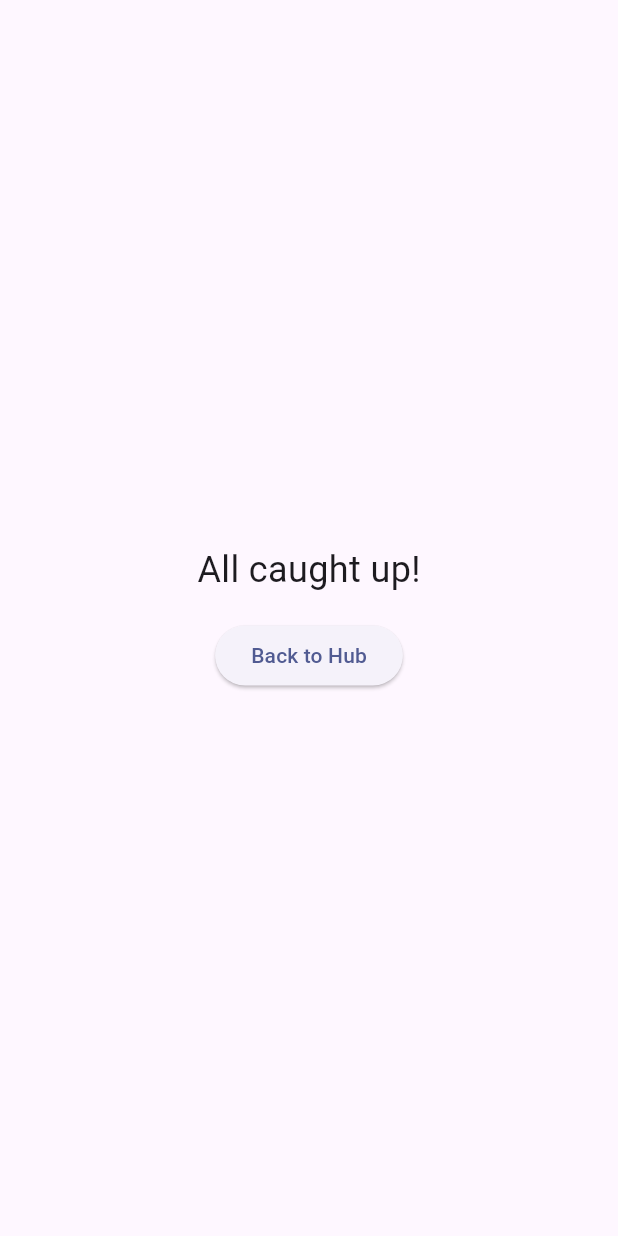
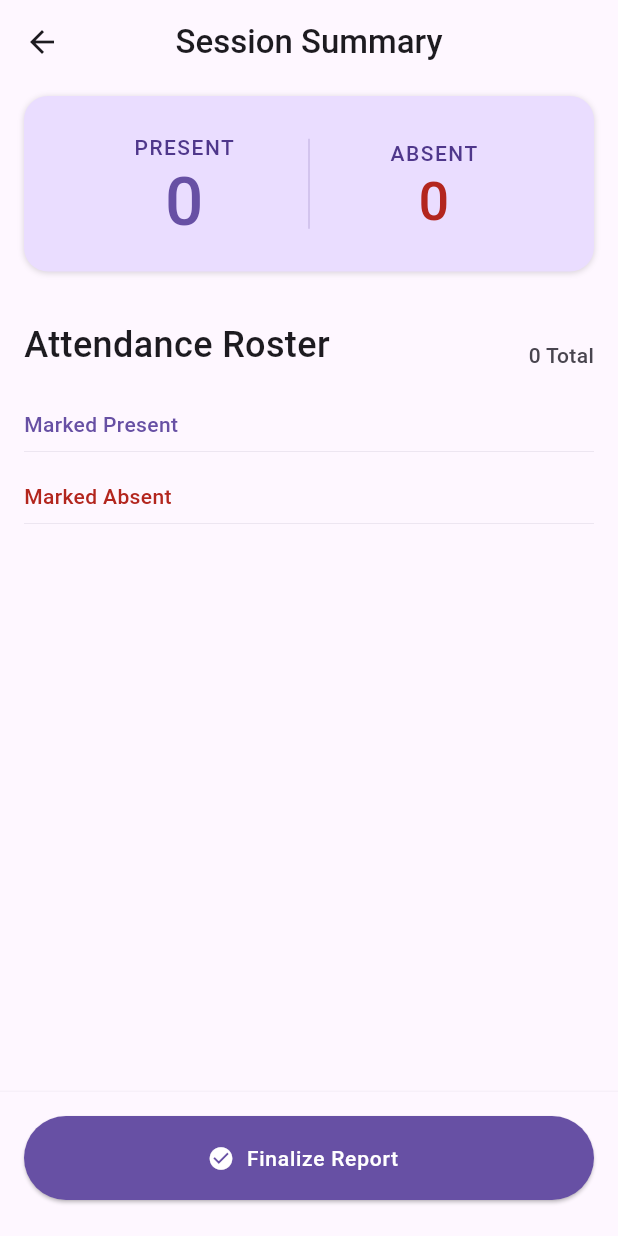
Before and after one commit to Shir0o/attd, a Flutter app: the AttendanceDeckPage screen opened directly with empty values, on a phone screen of 412 x 824 dp. Run offline on Flutter 3.47's test engine with Material 3 defaults, Android fonts, the phone set to English and light mode, and no system bars; our stand-ins replace cloud_firestore, firebase_auth, google_generative_ai, google_sign_in, share_plus; missing offline and left inert: extension_google_sign_in_as_googleapis_auth, googleapis; accounts and stored records are empty; Roboto replaces fonts that are missing (IBM Plex Sans).

Commit message:
feat(attendance): add session summary page
- Created `SessionSummaryPage` to display attendance summary after swipe deck completion.
- Added `SessionSummaryPage` to `attendance_deck_page.dart` flow.
- Implemented attendance statistics card.
- Implemented roster list with sticky headers for Present/Absent sections.
- Enabled toggling attendance status from the summary page.
- Added finalization button to return to the Hub.
- Matched design specifications (colors, layout).

Co-authored-by: Shir0o <17852255+Shir0o@users.noreply.github.com>

```diff
--- a/lib/features/attendance/presentation/attendance_deck_page.dart
+++ b/lib/features/attendance/presentation/attendance_deck_page.dart
@@ -6,6 +6,7 @@ import '../../../../data/session_repository.dart';
 import '../models/attendance_status.dart';
 import '../models/member.dart';
 import 'add_guest_sheet.dart';
+import 'session_summary_page.dart';
 import 'swipeable_card.dart';
 
 class AttendanceDeckPage extends StatefulWidget {
@@ -182,25 +183,10 @@ class _AttendanceDeckPageState extends State<AttendanceDeckPage> {
   @override
   Widget build(BuildContext context) {
     if (_currentIndex >= widget.members.length) {
-      // Done state
-      return Scaffold(
-        backgroundColor: surfaceColor,
-        body: Center(
-          child: Column(
-            mainAxisAlignment: MainAxisAlignment.center,
-            children: [
-              const Text(
-                'All caught up!',
-                style: TextStyle(fontSize: 24, color: onSurfaceColor),
-              ),
-              const SizedBox(height: 16),
-              ElevatedButton(
-                onPressed: () => Navigator.of(context).pop(),
-                child: const Text('Back to Hub'),
-              ),
-            ],
-          ),
-        ),
+      return SessionSummaryPage(
+        session: _currentSession,
+        members: widget.members,
+        sessionRepository: widget.sessionRepository,
       );
     }
 
--- /dev/null
+++ b/lib/features/attendance/presentation/session_summary_page.dart
@@ -0,0 +1,497 @@
+import 'package:flutter/material.dart';
+import '../../../../data/session.dart';
+import '../../../../data/session_record.dart';
+import '../../../../data/session_repository.dart';
+import '../models/attendance_status.dart';
+import '../models/member.dart';
+
+class SessionSummaryPage extends StatefulWidget {
+  const SessionSummaryPage({
+    super.key,
+    required this.session,
+    required this.members,
+    required this.sessionRepository,
+  });
+
+  final Session session;
+  final List<Member> members;
+  final SessionRepository sessionRepository;
+
+  @override
+  State<SessionSummaryPage> createState() => _SessionSummaryPageState();
+}
+
+class _SessionSummaryPageState extends State<SessionSummaryPage> {
+  late Session _currentSession;
+
+  // Colors from design spec
+  static const primaryColor = Color(0xFF6750A4);
+  static const onPrimaryColor = Color(0xFFFFFFFF);
+  static const primaryContainerColor = Color(0xFFEADDFF);
+  static const onPrimaryContainerColor = Color(0xFF4F378B);
+  static const surfaceColor = Color(0xFFFEF7FF);
+  static const onSurfaceColor = Color(0xFF1D1B20);
+  static const surfaceVariantColor = Color(0xFFE7E0EC);
+  static const onSurfaceVariantColor = Color(0xFF49454F);
+  static const errorColor = Color(0xFFB3261E);
+
+  @override
+  void initState() {
+    super.initState();
+    _currentSession = widget.session;
+  }
+
+  Future<void> _toggleAttendance(Member member, bool isPresent) async {
+    final status = isPresent ? AttendanceStatus.present : AttendanceStatus.absent;
+    final attendeeName = member.displayName;
+
+    final newRecord = SessionRecord(
+      attendee: attendeeName,
+      status: status,
+      recordedAt: DateTime.now(),
+      recordedBy: 'User', // Placeholder
+    );
+
+    // Update session locally
+    final updatedRecords = List<SessionRecord>.from(_currentSession.records);
+    final existingIndex = updatedRecords.indexWhere(
+      (r) => r.attendee == attendeeName,
+    );
+    if (existingIndex != -1) {
+      updatedRecords[existingIndex] = newRecord;
+    } else {
+      updatedRecords.add(newRecord);
+    }
+
+    final updatedSession = _currentSession.copyWith(
+      records: updatedRecords,
+      updatedAt: DateTime.now(),
+    );
+
+    setState(() {
+      _currentSession = updatedSession;
+    });
+
+    // Save to repo
+    try {
+      await widget.sessionRepository.saveSnapshot(
+        updatedSession,
+        actor: 'User',
+      );
+    } catch (e) {
+      if (mounted) {
+        ScaffoldMessenger.of(
+          context,
+        ).showSnackBar(SnackBar(content: Text('Error saving: $e')));
+      }
+    }
+  }
+
+  AttendanceStatus _getStatus(Member member) {
+    // Check if member has a record in the session
+    try {
+      final record = _currentSession.records.firstWhere(
+        (r) => r.attendee == member.displayName,
+      );
+      return record.status;
+    } catch (e) {
+      // If no record, default to absent? Or defaultStatus?
+      // Since deck flow forces a choice, we assume Absent if not found for summary.
+      return AttendanceStatus.absent;
+    }
+  }
+
+  @override
+  Widget build(BuildContext context) {
+    final presentMembers = <Member>[];
+    final absentMembers = <Member>[];
+
+    for (final member in widget.members) {
+      if (_getStatus(member) == AttendanceStatus.present) {
+        presentMembers.add(member);
+      } else {
+        absentMembers.add(member);
+      }
+    }
+
+    return Scaffold(
+      backgroundColor: surfaceColor,
+      body: Stack(
+        children: [
+          CustomScrollView(
+            slivers: [
+              // Header
+              SliverAppBar(
+                backgroundColor: surfaceColor.withValues(alpha: 0.95),
+                surfaceTintColor: Colors.transparent,
+                pinned: true,
+                leading: Padding(
+                  padding: const EdgeInsets.all(8.0),
+                  child: IconButton(
+                    icon: const Icon(Icons.arrow_back),
+                    color: onSurfaceColor,
+                    onPressed: () => Navigator.of(context).pop(),
+                  ),
+                ),
+                title: const Text(
+                  'Session Summary',
+                  style: TextStyle(
+                    color: onSurfaceColor,
+                    fontSize: 22,
+                    fontWeight: FontWeight.w500,
+                  ),
+                ),
+                centerTitle: true,
+              ),
+
+              // Stats Card
+              SliverToBoxAdapter(
+                child: Padding(
+                  padding: const EdgeInsets.fromLTRB(16, 8, 16, 16),
+                  child: Column(
+                    crossAxisAlignment: CrossAxisAlignment.stretch,
+                    children: [
+                      Container(
+                        padding: const EdgeInsets.all(24),
+                        decoration: BoxDecoration(
+                          color: primaryContainerColor,
+                          borderRadius: BorderRadius.circular(16),
+                          boxShadow: [
+                            BoxShadow(
+                              color: Colors.black.withValues(alpha: 0.15),
+                              blurRadius: 3,
+                              offset: const Offset(0, 1),
+                            ),
+                          ],
+                        ),
+                        child: Row(
+                          children: [
+                            Expanded(
+                              child: Column(
+                                children: [
+                                  Text(
+                                    'PRESENT',
+                                    style: TextStyle(
+                                      color: onPrimaryContainerColor,
+                                      fontSize: 14,
+                                      fontWeight: FontWeight.w500,
+                                      letterSpacing: 1.0,
+                                    ),
+                                  ),
+                                  const SizedBox(height: 4),
+                                  Text(
+                                    '${presentMembers.length}',
+                                    style: const TextStyle(
+                                      color: primaryColor,
+                                      fontSize: 45,
+                                      fontWeight: FontWeight.w500,
+                                      height: 1.0,
+                                    ),
+                                  ),
+                                ],
+                              ),
+                            ),
+                            Container(
+                              width: 1,
+                              height: 60,
+                              color: onPrimaryContainerColor.withValues(
+                                alpha: 0.2,
+                              ),
+                            ),
+                            Expanded(
+                              child: Column(
+                                children: [
+                                  Text(
+                                    'ABSENT',
+                                    style: TextStyle(
+                                      color: onPrimaryContainerColor,
+                                      fontSize: 14,
+                                      fontWeight: FontWeight.w500,
+                                      letterSpacing: 1.0,
+                                    ),
+                                  ),
+                                  const SizedBox(height: 4),
+                                  Text(
+                                    '${absentMembers.length}',
+                                    style: const TextStyle(
+                                      color: errorColor,
+                                      fontSize: 36,
+                                      fontWeight: FontWeight.w500,
+                                      height: 1.0,
+                                    ),
+                                  ),
+                                ],
+                              ),
+                            ),
+                          ],
+                        ),
+                      ),
+                      const SizedBox(height: 32),
+                      Row(
+                        mainAxisAlignment: MainAxisAlignment.spaceBetween,
+                        crossAxisAlignment: CrossAxisAlignment.end,
+                        children: [
+                          const Text(
+                            'Attendance Roster',
+                            style: TextStyle(
+                              color: onSurfaceColor,
+                              fontSize: 24,
+                              fontWeight: FontWeight.w500,
+                            ),
+                          ),
+                          Text(
+                            '${widget.members.length} Total',
+                            style: TextStyle(
+                              color: onSurfaceVariantColor,
+                              fontSize: 14,
+                              fontWeight: FontWeight.w500,
+                            ),
+                          ),
+                        ],
+                      ),
+                    ],
+                  ),
+                ),
+              ),
+
+              // Marked Present Header
+              SliverPersistentHeader(
+                pinned: true,
+                delegate: _SectionHeaderDelegate(
+                  title: 'Marked Present',
+                  color: primaryColor,
+                ),
+              ),
+
+              // Present List
+              SliverList(
+                delegate: SliverChildBuilderDelegate((context, index) {
+                  final member = presentMembers[index];
+                  return _MemberListItem(
+                    member: member,
+                    isPresent: true,
+                    onToggle:
+                        (value) => _toggleAttendance(member, value),
+                  );
+                }, childCount: presentMembers.length),
+              ),
+
+              // Marked Absent Header
+              SliverPersistentHeader(
+                pinned: true,
+                delegate: _SectionHeaderDelegate(
+                  title: 'Marked Absent',
+                  color: errorColor,
+                ),
+              ),
+
+              // Absent List
+              SliverList(
+                delegate: SliverChildBuilderDelegate((context, index) {
+                  final member = absentMembers[index];
+                  return _MemberListItem(
+                    member: member,
+                    isPresent: false,
+                    onToggle:
+                        (value) => _toggleAttendance(member, value),
+                  );
+                }, childCount: absentMembers.length),
+              ),
+
+              const SliverToBoxAdapter(child: SizedBox(height: 100)),
+            ],
+          ),
+
+          // Finalize Button
+          Positioned(
+            left: 0,
+            right: 0,
+            bottom: 0,
+            child: Container(
+              padding: const EdgeInsets.fromLTRB(16, 16, 16, 24),
+              decoration: BoxDecoration(
+                color: surfaceColor,
+                border: Border(
+                  top: BorderSide(
+                    color: surfaceVariantColor.withValues(alpha: 0.3),
+                  ),
+                ),
+              ),
+              child: ElevatedButton.icon(
+                onPressed: () => Navigator.of(context).pop(),
+                style: ElevatedButton.styleFrom(
+                  backgroundColor: primaryColor,
+                  foregroundColor: onPrimaryColor,
+                  minimumSize: const Size(double.infinity, 56),
+                  shape: RoundedRectangleBorder(
+                    borderRadius: BorderRadius.circular(28),
+                  ),
+                  elevation: 1,
+                ).copyWith(
+                  overlayColor: WidgetStateProperty.resolveWith(
+                    (states) {
+                       if (states.contains(WidgetState.pressed)) {
+                          return onPrimaryColor.withValues(alpha: 0.2);
+                       }
+                       return null;
+                    }
+                  )
+                ),
+                icon: const Icon(Icons.check_circle),
+                label: const Text(
+                  'Finalize Report',
+                  style: TextStyle(
+                    fontSize: 14,
+                    fontWeight: FontWeight.w500,
+                    letterSpacing: 0.5,
+                  ),
+                ),
+              ),
+            ),
+          ),
+        ],
+      ),
+    );
+  }
+}
+
+class _SectionHeaderDelegate extends SliverPersistentHeaderDelegate {
+  final String title;
+  final Color color;
+
+  _SectionHeaderDelegate({required this.title, required this.color});
+
+  @override
+  Widget build(
+    BuildContext context,
+    double shrinkOffset,
+    bool overlapsContent,
+  ) {
+    return Container(
+      color: const Color(0xFFFEF7FF).withValues(alpha: 0.95), // Surface color with opacity
+      padding: const EdgeInsets.symmetric(horizontal: 16, vertical: 8),
+      alignment: Alignment.centerLeft,
+      child: Container(
+         decoration: const BoxDecoration(
+            border: Border(bottom: BorderSide(color: Color(0xFFE7E0EC), width: 0.5))
+         ),
+         width: double.infinity,
+         padding: const EdgeInsets.only(bottom: 8),
+         child: Text(
+           title,
+           style: TextStyle(
+             color: color,
+             fontSize: 14,
+             fontWeight: FontWeight.w500,
+           ),
+         ),
+      ),
+    );
+  }
+
+  @override
+  double get maxExtent => 48;
+
+  @override
+  double get minExtent => 48;
+
+  @override
+  bool shouldRebuild(covariant _SectionHeaderDelegate oldDelegate) {
+    return oldDelegate.title != title || oldDelegate.color != color;
+  }
+}
+
+class _MemberListItem extends StatelessWidget {
+  final Member member;
+  final bool isPresent;
+  final ValueChanged<bool> onToggle;
+
+  const _MemberListItem({
+    required this.member,
+    required this.isPresent,
+    required this.onToggle,
+  });
+
+  @override
+  Widget build(BuildContext context) {
+    // Colors
+    const onSurfaceColor = Color(0xFF1D1B20);
+    const onSurfaceVariantColor = Color(0xFF49454F);
+    const surfaceVariantColor = Color(0xFFE7E0EC);
+    const secondaryContainerColor = Color(0xFFE8DEF8);
+    const onSecondaryContainerColor = Color(0xFF1D192B);
+    const primaryColor = Color(0xFF6750A4);
+    const surfaceColor = Color(0xFFFEF7FF);
+
+    return InkWell(
+      onTap: () => onToggle(!isPresent),
+      child: Container(
+        height: 72,
+        padding: const EdgeInsets.symmetric(horizontal: 16),
+        decoration: const BoxDecoration(
+          color: surfaceColor,
+          border: Border(
+            bottom: BorderSide(color: surfaceVariantColor),
+          ),
+        ),
+        child: Row(
+          children: [
+            // Avatar
+            Container(
+              width: 40,
+              height: 40,
+              decoration: BoxDecoration(
+                color: member.isVisitor ? secondaryContainerColor : surfaceVariantColor,
+                shape: BoxShape.circle,
+              ),
+              clipBehavior: Clip.antiAlias,
+              child: Center(
+                child: Text(
+                  member.displayName.isNotEmpty
+                      ? member.displayName[0].toUpperCase()
+                      : '?',
+                  style: TextStyle(
+                    fontSize: 18,
+                    fontWeight: FontWeight.w500,
+                    color: member.isVisitor ? onSecondaryContainerColor : onSurfaceVariantColor,
+                  ),
+                ),
+              ),
+            ),
+            const SizedBox(width: 16),
+            Expanded(
+              child: Column(
+                mainAxisAlignment: MainAxisAlignment.center,
+                crossAxisAlignment: CrossAxisAlignment.start,
+                children: [
+                  Text(
+                    member.displayName,
+                    style: const TextStyle(
+                      fontSize: 18,
+                      color: onSurfaceColor,
+                    ),
+                  ),
+                  if (member.isVisitor)
+                     const Text(
+                       'Added today',
+                       style: TextStyle(
+                         fontSize: 14,
+                         color: primaryColor,
+                         fontWeight: FontWeight.w500
+                       ),
+                     ),
+                ],
+              ),
+            ),
+            // Toggle Switch
+            Switch(
+              value: isPresent,
+              onChanged: onToggle,
+              activeThumbColor: primaryColor,
+            ),
+          ],
+        ),
+      ),
+    );
+  }
+}
```
Also changed, not shown: pubspec.lock.
